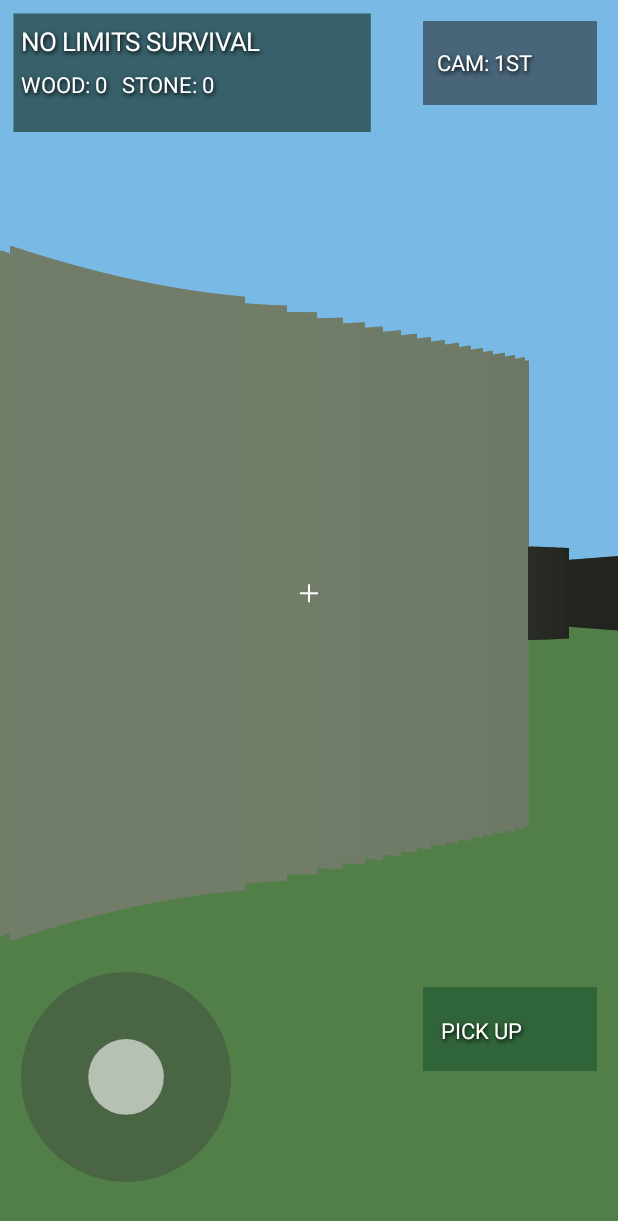
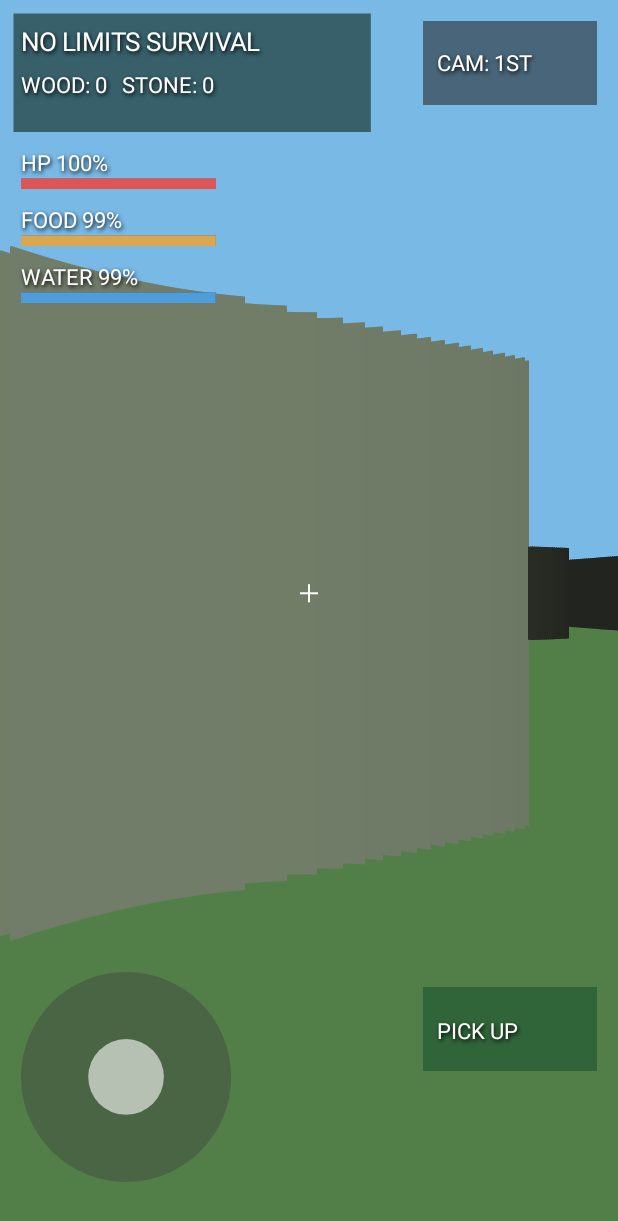
Before and after one commit to gogarian039-lgtm/NO-LIMITS-SURVIVAL, an Android app: the screen it shows after launch (MainActivity), on a phone screen of 412 x 824 dp. Shown: the top 1221 px of the screen. Run offline under Robolectric (Android 15) with nearby library versions, the phone set to English and light mode, and no system bars.

Commit message:
Add survival health hunger thirst HUD and restart mechanics

```diff
--- a/app/src/main/java/com/nolimits/survival/MainActivity.java
+++ b/app/src/main/java/com/nolimits/survival/MainActivity.java
@@ -43,6 +43,9 @@ public class MainActivity extends Activity {
         int stickId = -1, lookId = -1;
         boolean thirdPerson = false;
         int wood = 0, stone = 0;
+        float health=100f, hunger=100f, thirst=100f;
+        float survivalSeconds=0f;
+        boolean alive=true;
         final float[][] resources = {{2.5f,2.5f,0},{7.5f,3.5f,0},{10.5f,4.5f,1},{4.5f,7.5f,1},{12.5f,9.5f,0},{8.5f,12.5f,1},{3.5f,12.5f,0}};
         final boolean[] collected = new boolean[7];
         String notice = "";
@@ -71,11 +74,23 @@ public class MainActivity extends Activity {
             return best;
         }
         void collect() {
+            if(!alive){resetSurvival();return;}
             int i=nearestResource();
             if(i<0){notice="Move closer to a resource";noticeUntil=System.currentTimeMillis()+1500;return;}
             collected[i]=true;
             if(resources[i][2]==0){wood++;notice="+1 WOOD";}else{stone++;notice="+1 STONE";}
             noticeUntil=System.currentTimeMillis()+1500;
+        }
+        void resetSurvival() {
+            health=100f;hunger=100f;thirst=100f;survivalSeconds=0;alive=true;
+            px=3.5f;py=3.5f;angle=0.35f;wood=0;stone=0;
+            for(int i=0;i<collected.length;i++)collected[i]=false;
+            notice="New survival run";noticeUntil=System.currentTimeMillis()+1800;
+        }
+        void statusBar(Canvas c,String text,float value,float x,float y,float width,int color,float font) {
+            label(c,text+" "+(int)value+"%",x,y,font);
+            fill(c,0x99303030,x,y+dp(5),x+width,y+dp(12));
+            fill(c,color,x,y+dp(5),x+width*Math.max(0,Math.min(100,value))/100f,y+dp(12));
         }
         float dp(float value) { return value * getResources().getDisplayMetrics().density; }
         float hudMargin() { return dp(14); }
@@ -106,7 +121,14 @@ public class MainActivity extends Activity {
             previous=now;
             // Left thumbstick: forward/back and strafe. Right half: look.
             float forward=-stickY, strafe=stickX;
-            float speed=2.8f*dt;
+            if(alive) {
+                survivalSeconds+=dt;
+                hunger=Math.max(0,hunger-dt*0.22f);
+                thirst=Math.max(0,thirst-dt*0.38f);
+                if(hunger<=0||thirst<=0)health=Math.max(0,health-dt*2.0f);
+                if(health<=0){alive=false;stickX=stickY=lookX=lookY=0;notice="You did not survive";noticeUntil=Long.MAX_VALUE;}
+            }
+            float speed=alive?2.8f*dt:0f;
             move((float)(Math.cos(angle)*forward-Math.sin(angle)*strafe)*speed,
                  (float)(Math.sin(angle)*forward+Math.cos(angle)*strafe)*speed);
             angle += lookX*dt*1.9f;
@@ -194,13 +216,18 @@ public class MainActivity extends Activity {
             fill(c,0x990d2518,left-dp(5),top-dp(5),Math.min(w*0.60f,dp(265)),top+dp(74));
             label(c,"NO LIMITS SURVIVAL",left,top+dp(20),titleSize);
             label(c,"WOOD: "+wood+"   STONE: "+stone,left,top+dp(48),smallSize);
+            float barWidth=Math.min(dp(130),w*0.34f);
+            float barTop=top+dp(100);
+            statusBar(c,"HP",health,left,barTop,barWidth,0xffdf5555,smallSize);
+            statusBar(c,"FOOD",hunger,left,barTop+dp(38),barWidth,0xffdba64d,smallSize);
+            statusBar(c,"WATER",thirst,left,barTop+dp(76),barWidth,0xff4d9ddd,smallSize);
             if(System.currentTimeMillis()<noticeUntil)
-                label(c,notice,left,top+dp(97),smallSize);
+                label(c,notice,left,top+dp(225),smallSize);
             fill(c,0xaa303c44,cameraLeft(),cameraTop(),w-hudMargin(),cameraTop()+buttonHeight());
             label(c,thirdPerson?"CAM: 3RD":"CAM: 1ST",cameraLeft()+dp(9),
                   cameraTop()+buttonHeight()*0.60f,smallSize);
             fill(c,0xbb245d34,pickupLeft(),pickupTop(),w-hudMargin(),pickupTop()+buttonHeight());
-            label(c,"PICK UP",pickupLeft()+dp(12),pickupTop()+buttonHeight()*0.62f,smallSize);
+            label(c,alive?"PICK UP":"RESTART",pickupLeft()+dp(9),pickupTop()+buttonHeight()*0.62f,smallSize);
             if(nearestResource()>=0)
                 label(c,"Resource nearby!",left,h-dp(52),smallSize);
             postInvalidateDelayed(16);
```
